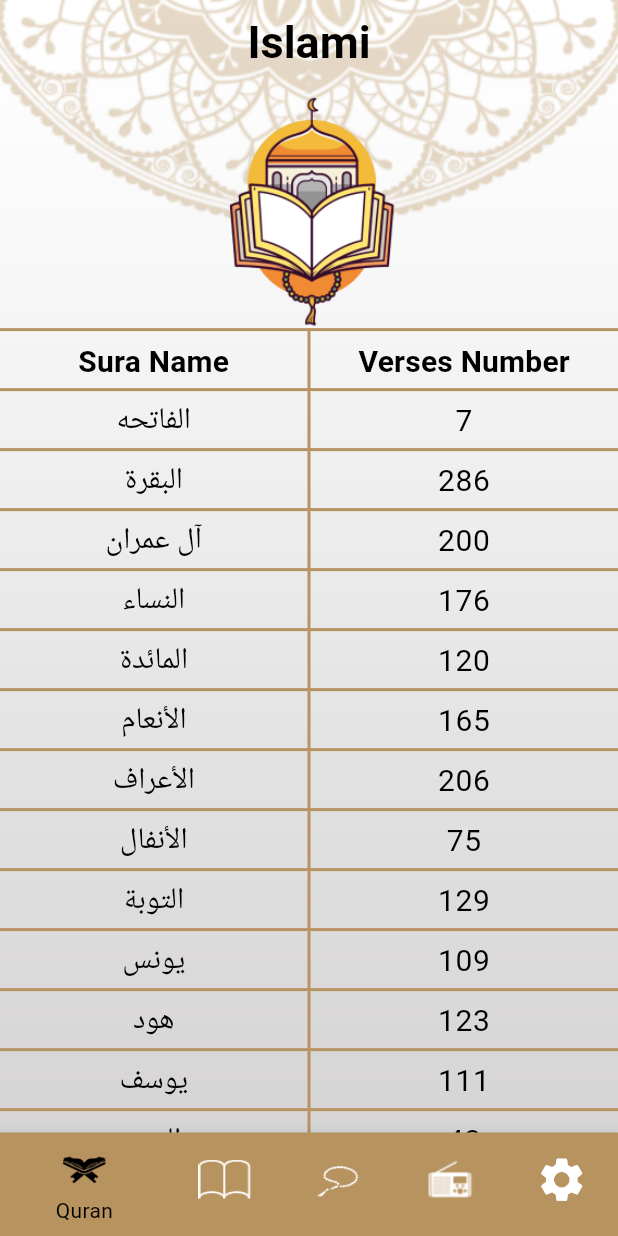
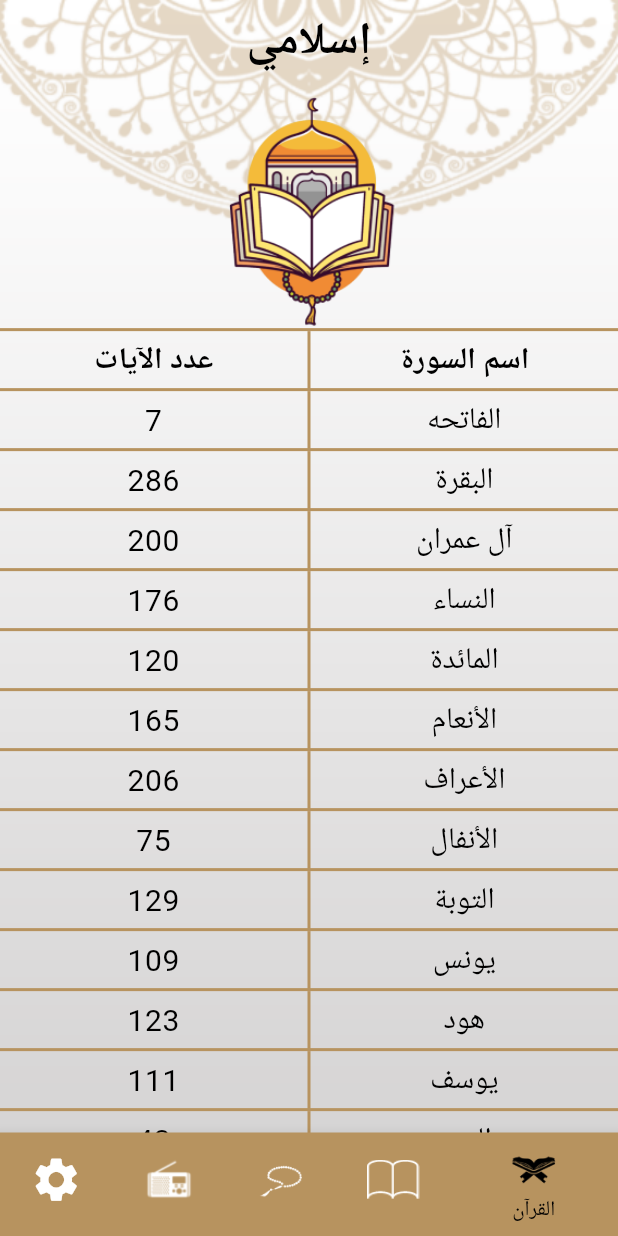
Before and after one commit to GeorgeYoussef27/Islamic-Insight, a Flutter app: the screen it shows after launch, on a phone screen of 412 x 824 dp. Run offline on Flutter 3.47's test engine with Material 3 defaults, Android fonts, the phone set to English and light mode, and no system bars; generated files the repository leaves out were written again.

Commit message:
localization

```diff
--- /dev/null
+++ b/l10n.yaml
@@ -0,0 +1,3 @@
+arb-dir: lib/l10n
+template-arb-file: app_en.arb
+output-localization-file: app_localizations.dart
--- a/lib/Tabs/AhadethTab.dart
+++ b/lib/Tabs/AhadethTab.dart
@@ -1,6 +1,7 @@
 import 'package:flutter/material.dart';
 import 'package:flutter/services.dart';
 import 'package:islamy_app/ahadeth_details/ahadeth_details_screen.dart';
+import 'package:flutter_gen/gen_l10n/app_localizations.dart';
 import 'package:islamy_app/home/Hadeth.dart';
 
 class AhadethTab extends StatefulWidget {
@@ -21,7 +22,7 @@ class _AhadethTabState extends State<AhadethTab> {
       children: [
         Expanded(child: Image.asset("assets/images/hadith_header.png")),
         Divider(),
-        Text("Ahadeth",
+        Text(AppLocalizations.of(context)!.ahadeth,
             style: Theme.of(context).textTheme.titleMedium),
         Divider(),
         Expanded(
--- a/lib/Tabs/QuranTab.dart
+++ b/lib/Tabs/QuranTab.dart
@@ -1,5 +1,6 @@
 import 'package:flutter/material.dart';
 import 'package:islamy_app/home/suraNameWidget.dart';
+import 'package:flutter_gen/gen_l10n/app_localizations.dart';
 
 class QurantabTab extends StatelessWidget {
   List<String> suraNames = [
@@ -33,7 +34,7 @@ class QurantabTab extends StatelessWidget {
           children: [
             Expanded(child: Text(
                 textAlign: TextAlign.center,
-                "Sura Name",style: Theme.of(context).textTheme.titleMedium)),
+                AppLocalizations.of(context)!.sura_name,style: Theme.of(context).textTheme.titleMedium)),
             Container(
               height: 40,
               width: 2,
@@ -43,7 +44,7 @@ class QurantabTab extends StatelessWidget {
             ),
             Expanded(child: Text(
               textAlign: TextAlign.center,
-                "Verses Number",style: Theme.of(context).textTheme.titleMedium)),
+                AppLocalizations.of(context)!.verses_number,style: Theme.of(context).textTheme.titleMedium)),
           ],
         ),
         Divider(
--- a/lib/home/home_screen.dart
+++ b/lib/home/home_screen.dart
@@ -4,6 +4,7 @@ import 'package:islamy_app/Tabs/QuranTab.dart';
 import 'package:islamy_app/Tabs/SebhaTab.dart';
 import 'package:islamy_app/Tabs/SettingsTab.dart';
 import 'package:islamy_app/style/AppStyle.dart';
+import 'package:flutter_gen/gen_l10n/app_localizations.dart';
 
 import '../Tabs/RadioTab.dart';
 
@@ -36,7 +37,7 @@ class _HomeScreenState extends State<HomeScreen> {
       child: Scaffold(
         backgroundColor: Colors.transparent,
         appBar: AppBar(
-          title: Text("Islami"),
+          title: Text(AppLocalizations.of(context)!.app_name),
         ),
         bottomNavigationBar: BottomNavigationBar(
           type: BottomNavigationBarType.shifting,
@@ -50,27 +51,27 @@ class _HomeScreenState extends State<HomeScreen> {
           BottomNavigationBarItem(
             backgroundColor: Theme.of(context).colorScheme.primary,
             icon: ImageIcon(AssetImage("assets/images/moshaf.png")),
-            label: "Quran",
+            label: AppLocalizations.of(context)!.quran,
           ),
           BottomNavigationBarItem(
             backgroundColor: Theme.of(context).colorScheme.primary,
             icon: ImageIcon(AssetImage("assets/images/ahadeth.png")),
-            label: "Ahadeth",
+            label: AppLocalizations.of(context)?.ahadeth,
           ),
           BottomNavigationBarItem(
             backgroundColor: Theme.of(context).colorScheme.primary,
             icon: ImageIcon(AssetImage("assets/images/sebha.png")),
-            label: "Tasbeeh",
+            label: AppLocalizations.of(context)?.tasbeeh,
           ),
           BottomNavigationBarItem(
             backgroundColor: Theme.of(context).colorScheme.primary,
             icon: ImageIcon(AssetImage("assets/images/radio.png")),
-            label: "Radio",
+            label: AppLocalizations.of(context)?.radio,
           ),
           BottomNavigationBarItem(
             backgroundColor: Theme.of(context).colorScheme.primary,
             icon: Icon(Icons.settings),
-            label: "Settings",
+            label: AppLocalizations.of(context)?.settings,
           ),
         ]
         ),
--- /dev/null
+++ b/lib/l10n/app_ar.arb
@@ -0,0 +1,10 @@
+{
+  "app_name": "إسلامي",
+  "sura_name": "اسم السورة",
+  "verses_number": "عدد الآيات",
+  "quran": "القرآن",
+  "ahadeth": "الأحاديث",
+  "radio": "اذاعة",
+  "tasbeeh": "تسبيح",
+  "settings": "الاعدادات"
+}
--- a/lib/main.dart
+++ b/lib/main.dart
@@ -1,9 +1,11 @@
 import 'package:flutter/material.dart';
 import 'package:flutter/services.dart';
+import 'package:flutter_localizations/flutter_localizations.dart';
 import 'package:islamy_app/ahadeth_details/ahadeth_details_screen.dart';
 import 'package:islamy_app/home/home_screen.dart';
 import 'package:islamy_app/quran_details/quran_details_screen.dart';
 import 'package:islamy_app/style/AppStyle.dart';
+import 'package:flutter_gen/gen_l10n/app_localizations.dart';
 
 void main() {
 
@@ -17,6 +19,17 @@ class MyApp extends StatelessWidget {
   Widget build(BuildContext context) {
     SystemChrome.setEnabledSystemUIMode(SystemUiMode.immersiveSticky);
     return MaterialApp(
+      localizationsDelegates: [
+        AppLocalizations.delegate,
+        GlobalMaterialLocalizations.delegate,
+        GlobalWidgetsLocalizations.delegate,
+        GlobalCupertinoLocalizations.delegate,
+      ],
+      supportedLocales: [
+        Locale('en'),
+        Locale('ar'),
+      ],
+      locale: Locale('ar'),
       debugShowCheckedModeBanner: false,
       title: 'Islamy',
       theme: AppStyle.lighTheme,
```
Also changed, not shown: pubspec.yaml (+7 -0 lines), pubspec.lock.
